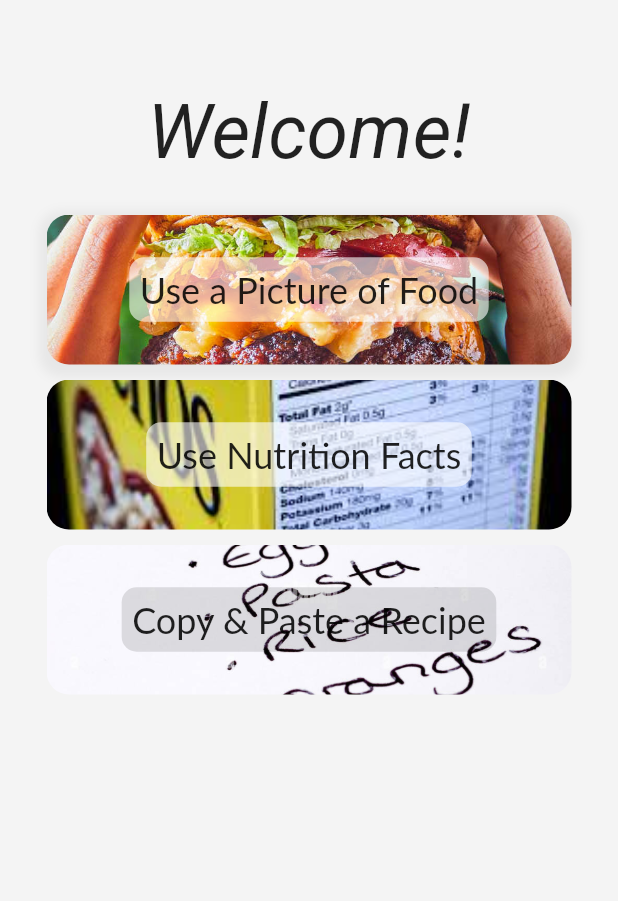
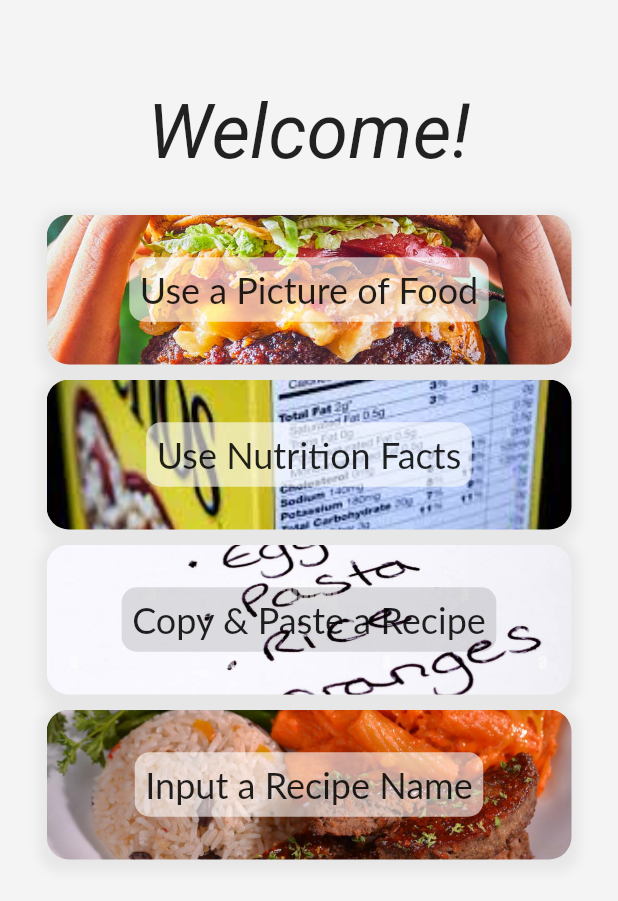
Before and after one commit to EthanLavi/CarbonBuddy, a Flutter app: the screen it shows after launch, on a phone screen of 412 x 824 dp. Shown: the top 901 px of the screen. Run offline on Flutter 3.47's test engine with Material 2 defaults, Android fonts, the phone set to English and light mode, and no system bars; our stand-ins replace camera, googleapis_auth, graphql, permission_handler, shared_preferences; missing offline and left inert: dart:html, gcloud; Roboto replaces fonts that are missing (Lato, SignPainter).

Commit message:
dish input link working

```diff
--- a/lib/pages/home.dart
+++ b/lib/pages/home.dart
@@ -126,7 +126,16 @@ class SplashHome extends StatelessWidget {
                                   image: const DecorationImage(
                                       image: AssetImage(
                                           "assets/images/nutrition.jpeg"),
-                                      fit: BoxFit.cover)),
+                                      fit: BoxFit.cover),
+                                  boxShadow: [
+                                    BoxShadow(
+                                      color: Colors.grey.withOpacity(0.15),
+                                      spreadRadius: 5,
+                                      blurRadius: 5,
+                                      offset: const Offset(
+                                          0, 3), // changes position of shadow
+                                    ),
+                                  ]),
                               child: Center(
                                   child: Container(
                                       padding: const EdgeInsets.all(7.0),
@@ -154,7 +163,16 @@ class SplashHome extends StatelessWidget {
                                   image: const DecorationImage(
                                       image: AssetImage(
                                           "assets/images/shopping-list.jpg"),
-                                      fit: BoxFit.cover)),
+                                      fit: BoxFit.cover),
+                                  boxShadow: [
+                                    BoxShadow(
+                                      color: Colors.grey.withOpacity(0.15),
+                                      spreadRadius: 5,
+                                      blurRadius: 5,
+                                      offset: const Offset(
+                                          0, 3), // changes position of shadow
+                                    ),
+                                  ]),
                               child: Center(
                                   child: Container(
                                       padding: const EdgeInsets.all(7.0),
@@ -164,6 +182,43 @@ class SplashHome extends StatelessWidget {
                                           color: Colors.black12),
                                       child: const Text(
                                         "Copy & Paste a Recipe",
+                                        style: TextStyle(fontSize: 24),
+                                      ))),
+                            ),
+                          ),
+                          const SizedBox(height: 10),
+                          GestureDetector(
+                            onTap: () {
+                              Navigator.of(context).pushNamed("/dish/input",
+                                  arguments: DetectionType.text);
+                            },
+                            child: Container(
+                              height: 100,
+                              width: 350,
+                              decoration: BoxDecoration(
+                                  borderRadius: BorderRadius.circular(15),
+                                  image: const DecorationImage(
+                                      image: AssetImage(
+                                          "assets/images/plate.jpeg"),
+                                      fit: BoxFit.cover),
+                                  boxShadow: [
+                                    BoxShadow(
+                                      color: Colors.grey.withOpacity(0.15),
+                                      spreadRadius: 5,
+                                      blurRadius: 5,
+                                      offset: const Offset(
+                                          0, 3), // changes position of shadow
+                                    ),
+                                  ]),
+                              child: Center(
+                                  child: Container(
+                                      padding: const EdgeInsets.all(7.0),
+                                      decoration: BoxDecoration(
+                                          borderRadius:
+                                              BorderRadius.circular(10),
+                                          color: Colors.white60),
+                                      child: const Text(
+                                        "Input a Recipe Name",
                                         style: TextStyle(fontSize: 24),
                                       ))),
                             ),
```
